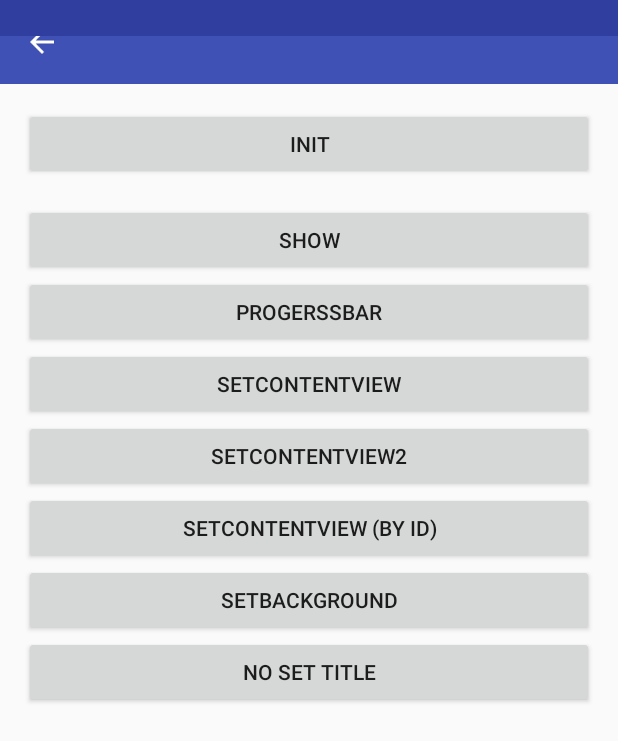
After one commit to lishide/BaseAndroidDev, an Android app: the MaterialDialogActivity screen opened directly, with no data from a screen before it, on a phone screen of 412 x 824 dp. The commit adds this screen. Shown: the top 741 px of the screen. Run offline under Robolectric (Android 15) with nearby library versions, the phone set to English and light mode, and no system bars; libraries missing offline, so code that uses them is left out: me.drakeet.materialdialog.

Commit message:
Material Design 风格的自定义Dialog

```diff
--- a/app/src/main/AndroidManifest.xml
+++ b/app/src/main/AndroidManifest.xml
@@ -59,6 +59,7 @@
         <activity android:name=".activity.CityPickerActivity"/>
         <activity android:name=".activity.GalleryActivity"/>
         <activity android:name=".activity.TabLayDemoActivity"/>
+        <activity android:name=".activity.MaterialDialogActivity"/>
     </application>
 
 </manifest>
--- /dev/null
+++ b/app/src/main/java/com/example/dev/activity/MaterialDialogActivity.java
@@ -0,0 +1,252 @@
+package com.example.dev.activity;
+
+import android.content.DialogInterface;
+import android.content.res.Resources;
+import android.graphics.Bitmap;
+import android.graphics.BitmapFactory;
+import android.graphics.drawable.BitmapDrawable;
+import android.os.Bundle;
+import android.view.LayoutInflater;
+import android.view.View;
+import android.view.ViewGroup;
+import android.widget.AdapterView;
+import android.widget.ArrayAdapter;
+import android.widget.ListView;
+
+import com.base.adev.activity.BaseActivity;
+import com.example.dev.R;
+import com.example.dev.adapter.TaskTypeAdapter;
+import com.example.dev.bean.TaskTypeBean;
+
+import java.util.ArrayList;
+
+import me.drakeet.materialdialog.MaterialDialog;
+
+public class MaterialDialogActivity extends BaseActivity {
+
+    private String title;
+    private MaterialDialog mMaterialDialog;
+    private ArrayList<TaskTypeBean> typeBeanList;
+    public static final String[] typeNames = {"分类1", "分类2", "分类3", "分类4"};
+    public static final int[] typeId = {1, 2, 3, 4};
+    private TaskTypeAdapter listAdapter;
+
+    @Override
+    protected void initContentView(Bundle bundle) {
+        setContentView(R.layout.activity_material_dlg);
+    }
+
+    @Override
+    protected void initView() {
+
+    }
+
+    @Override
+    protected void initLogic() {
+        mToolbar.setTitle(title);
+
+    }
+
+    @Override
+    protected void getBundleExtras(Bundle extras) {
+        title = extras.getString("title");
+    }
+
+    public void init(View v) {
+        mMaterialDialog = new MaterialDialog(context);
+        showShortToast("Initializes successfully.");
+    }
+
+    public void show(View v) {
+        if (mMaterialDialog != null) {
+            // You can change the title anytime.
+            mMaterialDialog.setTitle("MaterialDialog")
+                    .setMessage("Hi! This is a MaterialDialog." +
+                            " It's very easy to use, you just new and show() it" +
+                            " then the beautiful AlertDialog will show automatically." +
+                            " It is artistic, conforms to Google Material Design." +
+                            " I hope that you will like it, and enjoy it. ^ ^")
+                    //mMaterialDialog.setBackgroundResource(R.drawable.bg_dlg_cus1);
+                    .setPositiveButton("OK", new View.OnClickListener() {
+                        @Override
+                        public void onClick(View v) {
+                            mMaterialDialog.dismiss();
+                            showShortToast("Ok");
+                        }
+                    })
+                    .setNegativeButton("CANCEL", new View.OnClickListener() {
+                        @Override
+                        public void onClick(View v) {
+                            mMaterialDialog.dismiss();
+                            showShortToast("Cancel");
+                        }
+                    })
+                    .setCanceledOnTouchOutside(true)
+                    .setOnDismissListener(new DialogInterface.OnDismissListener() {
+                        @Override
+                        public void onDismiss(DialogInterface dialog) {
+                            showShortToast("onDismiss");
+
+                        }
+                    })
+                    .show();
+            // You can change the message anytime.
+            // mMaterialDialog.setMessage("嗨！这是一个 MaterialDialog. 它非常方便使用，你只需将它实例化，这个美观的对话框便会自动地显示出来。它简洁小巧，完全遵照 Google 2014 年发布的 Material Design 风格，希望你能喜欢它！^ ^");
+        } else {
+            showShortToast("You should init firstly!");
+        }
+    }
+
+    static int i = 0;
+
+    public void setView(View v) {
+        switch (v.getId()) {
+            case R.id.button_set_view:
+                mMaterialDialog = new MaterialDialog(context);
+                View view = LayoutInflater.from(this).inflate(R.layout.progressbar_item, null);
+                mMaterialDialog.setCanceledOnTouchOutside(true);
+                mMaterialDialog.setView(view).show();
+                break;
+            case R.id.button_set_background:
+                mMaterialDialog = new MaterialDialog(context);
+                if (i % 2 != 0) {
+                    mMaterialDialog.setBackgroundResource(R.drawable.bg_dlg_cus1);
+                } else {
+                    Resources res = getResources();
+                    Bitmap bmp = BitmapFactory.decodeResource(res, R.drawable.bg_dlg_cus2);
+                    BitmapDrawable bitmapDrawable = new BitmapDrawable(getResources(), bmp);
+                    mMaterialDialog.setBackground(bitmapDrawable);
+                }
+                mMaterialDialog.setCanceledOnTouchOutside(true).show();
+                i++;
+                showShortToast("Try to click again ~");
+                break;
+            case R.id.button_set_contentView:
+                final ArrayAdapter<String> arrayAdapter = new ArrayAdapter<String>(context,
+                        android.R.layout.simple_list_item_1);
+                for (int j = 0; j < 38; j++) {
+                    arrayAdapter.add("This is item " + j);
+                }
+
+                ListView listView = new ListView(this);
+                listView.setLayoutParams(new ViewGroup.LayoutParams(
+                        ViewGroup.LayoutParams.MATCH_PARENT,
+                        ViewGroup.LayoutParams.MATCH_PARENT));
+                float scale = getResources().getDisplayMetrics().density;
+                int dpAsPixels = (int) (8 * scale + 0.5f);
+                listView.setPadding(0, dpAsPixels, 0, dpAsPixels);
+                listView.setDividerHeight(0);
+                listView.setAdapter(arrayAdapter);
+
+                final MaterialDialog alertList = new MaterialDialog(context)
+                        .setTitle("MaterialDialog").setContentView(listView);
+
+                alertList.setPositiveButton("OK", new View.OnClickListener() {
+                    @Override
+                    public void onClick(View v) {
+                        alertList.dismiss();
+                    }
+                });
+
+                alertList.show();
+                break;
+            case R.id.button_set_contentView2:
+                typeBeanList = new ArrayList<>();
+                for (int i = 0; i < typeNames.length; i++) {
+                    TaskTypeBean taskTypeBean = new TaskTypeBean();
+                    taskTypeBean.setName(typeNames[i]);
+                    taskTypeBean.setId(typeId[i]);
+                    typeBeanList.add(taskTypeBean);
+                }
+
+                ListView lvBase = new ListView(context);
+                lvBase.setLayoutParams(new ViewGroup.LayoutParams(
+                        ViewGroup.LayoutParams.MATCH_PARENT,
+                        ViewGroup.LayoutParams.MATCH_PARENT));
+                listAdapter = new TaskTypeAdapter(context, typeBeanList);
+
+                float scale2 = getResources().getDisplayMetrics().density;
+                int dpAsPixels2 = (int) (8 * scale2 + 0.5f);
+                lvBase.setPadding(0, dpAsPixels2, 0, dpAsPixels2);
+                lvBase.setDividerHeight(0);
+                lvBase.setAdapter(listAdapter);
+
+                final MaterialDialog alertList2 = new MaterialDialog(context).setTitle(
+                        "选择分类").setContentView(lvBase).setCanceledOnTouchOutside(true);
+                lvBase.setOnItemClickListener(new AdapterView.OnItemClickListener() {
+                    @Override
+                    public void onItemClick(AdapterView<?> adapterView, View view, int i, long l) {
+                        TaskTypeBean taskTypeBean = typeBeanList.get(i);
+                        showShortToast("id：" + taskTypeBean.getId() + "，name：" + taskTypeBean.getName());
+
+                        alertList2.dismiss();
+                    }
+                });
+//                alert.setPositiveButton("OK", new View.OnClickListener() {
+//                    @Override
+//                    public void onClick(View v) {
+//                        alert.dismiss();
+//                    }
+//                });
+                alertList2.show();
+                break;
+            case R.id.button_set_contentViewById:
+                final MaterialDialog alert = new MaterialDialog(context)
+                        .setTitle("MaterialDialog")
+                        .setContentView(R.layout.custom_message_content);
+
+                alert.setPositiveButton("OK", new View.OnClickListener() {
+                    @Override
+                    public void onClick(View v) {
+                        alert.dismiss();
+                    }
+                });
+                alert.show();
+                break;
+            case R.id.button_set_notitle:
+                final MaterialDialog materialDialog = new MaterialDialog(context);
+                materialDialog.setMessage("This is a dialog without title. "
+                        + "This is a dialog without title. "
+                        + "This is a dialog without title. "
+                        + "This is a dialog without title. "
+                        + "This is a dialog without title. "
+                        + "This is a dialog without title. "
+                        + "This is a dialog without title. "
+                        + "This is a dialog without title. "
+                        + "This is a dialog without title. "
+                        + "This is a dialog without title. "
+                        + "This is a dialog without title. "
+                        + "This is a dialog without title. "
+                        + "This is a dialog without title. "
+                        + "This is a dialog without title. "
+                        + "This is a dialog without title. "
+                        + "This is a dialog without title. "
+                        + "This is a dialog without title. "
+                        + "This is a dialog without title. "
+                        + "This is a dialog without title. "
+                        + "This is a dialog without title. "
+                        + "This is a dialog without title. "
+                        + "This is a dialog without title. "
+                        + "This is a dialog without title. "
+                        + "This is a dialog without title. "
+                        + "This is a dialog without title. "
+                        + "This is a dialog without title. "
+                        + "This is a dialog without title. "
+                        + "This is a dialog without title. "
+                        + "This is a dialog without title. "
+                        + "This is a dialog without title. "
+                        + "This is a dialog without title. "
+                        + "This is a dialog without title. "
+                        + "This is a dialog without title. ")
+                        .setPositiveButton(android.R.string.yes, new View.OnClickListener() {
+                            @Override
+                            public void onClick(View v) {
+                                materialDialog.dismiss();
+                            }
+                        });
+                materialDialog.show();
+                break;
+        }
+    }
+
+}
--- a/app/src/main/java/com/example/dev/fragment/HomeFragment.java
+++ b/app/src/main/java/com/example/dev/fragment/HomeFragment.java
@@ -15,6 +15,7 @@ import com.example.dev.activity.CityPickerActivity;
 import com.example.dev.activity.CoverFlowDemoActivity;
 import com.example.dev.activity.GalleryActivity;
 import com.example.dev.activity.LikeIosDialogActivity;
+import com.example.dev.activity.MaterialDialogActivity;
 import com.example.dev.activity.TabLayDemoActivity;
 import com.example.dev.activity.TextDemoActivity;
 import com.example.dev.adapter.MainWidgetAdapter;
@@ -85,6 +86,10 @@ public class HomeFragment extends BaseFragment {
                         bundle.putString("title", getString(R.string.text_tab_lay));
                         readyGo(TabLayDemoActivity.class, bundle);
                         break;
+                    case 6:
+                        bundle.putString("title", getString(R.string.txt_m_dlg));
+                        readyGo(MaterialDialogActivity.class, bundle);
+                        break;
                 }
             }
         });
--- /dev/null
+++ b/app/src/main/res/layout/activity_material_dlg.xml
@@ -0,0 +1,86 @@
+<LinearLayout xmlns:android="http://schemas.android.com/apk/res/android"
+              style="@style/activity"
+              android:layout_width="match_parent"
+              android:layout_height="match_parent"
+              android:orientation="vertical">
+
+    <include layout="@layout/layout_toolbar"/>
+
+    <Button
+        android:id="@+id/button"
+        android:layout_width="match_parent"
+        android:layout_height="wrap_content"
+        android:layout_margin="16dp"
+        android:onClick="init"
+        android:text="init"/>
+
+    <Button
+        android:id="@+id/button2"
+        android:layout_width="match_parent"
+        android:layout_height="wrap_content"
+        android:layout_marginLeft="16dp"
+        android:layout_marginRight="16dp"
+        android:onClick="show"
+        android:text="show"/>
+
+    <Button
+        android:id="@+id/button_set_view"
+        android:layout_width="match_parent"
+        android:layout_height="wrap_content"
+        android:layout_gravity="center_horizontal"
+        android:layout_marginLeft="16dp"
+        android:layout_marginRight="16dp"
+        android:onClick="setView"
+        android:text="progerssbar"/>
+
+    <Button
+        android:id="@+id/button_set_contentView"
+        android:layout_width="match_parent"
+        android:layout_height="wrap_content"
+        android:layout_gravity="center_horizontal"
+        android:layout_marginLeft="16dp"
+        android:layout_marginRight="16dp"
+        android:onClick="setView"
+        android:text="setContentView"/>
+
+    <Button
+        android:id="@+id/button_set_contentView2"
+        android:layout_width="match_parent"
+        android:layout_height="wrap_content"
+        android:layout_gravity="center_horizontal"
+        android:layout_marginLeft="16dp"
+        android:layout_marginRight="16dp"
+        android:onClick="setView"
+        android:text="setContentView2"/>
+
+    <Button
+        android:id="@+id/button_set_contentViewById"
+        android:layout_width="match_parent"
+        android:layout_height="wrap_content"
+        android:layout_gravity="center_horizontal"
+        android:layout_marginLeft="16dp"
+        android:layout_marginRight="16dp"
+        android:onClick="setView"
+        android:text="setContentView (by id)"/>
+
+    <Button
+        android:id="@+id/button_set_background"
+        android:layout_width="match_parent"
+        android:layout_height="wrap_content"
+        android:layout_gravity="center_horizontal"
+        android:layout_marginLeft="16dp"
+        android:layout_marginRight="16dp"
+        android:onClick="setView"
+        android:text="setBackground"/>
+
+    <Button
+        android:id="@+id/button_set_notitle"
+        android:layout_width="match_parent"
+        android:layout_height="wrap_content"
+        android:layout_gravity="center_horizontal"
+        android:layout_marginLeft="16dp"
+        android:layout_marginRight="16dp"
+        android:onClick="setView"
+        android:text="no set title"/>
+
+</LinearLayout>
--- a/app/src/main/res/values/array.xml
+++ b/app/src/main/res/values/array.xml
@@ -7,6 +7,7 @@
         <item>省市区三级联动</item>
         <item>图片/视频文件选择器</item>
         <item>TabLayout 示例</item>
+        <item>Material Dialog 示例</item>
     </string-array>
 
     <string-array name="main_item_des">
@@ -16,5 +17,6 @@
         <item>CityPicker 高仿iOS 滚轮实现 省市区 城市选择三级联动</item>
         <item>支持多选、单选、拍摄和裁剪，主题可自定义，无强制绑定第三方图片加载器。</item>
         <item>Material Design 之 TabLayout 使用</item>
+        <item>Material Design 风格的自定义Dialog，GitHub地址：https://github.com/drakeet/MaterialDialog</item>
     </string-array>
 </resources>
--- a/app/src/main/res/values/strings.xml
+++ b/app/src/main/res/values/strings.xml
@@ -19,5 +19,6 @@
     <string name="text_single">单选</string>
     <string name="text_multi">多选</string>
     <string name="text_tab_lay">TabLayout 示例</string>
+    <string name="txt_m_dlg">Material Dialog 示例</string>
 
 </resources>
--- a/base-android-dev/build.gradle
+++ b/base-android-dev/build.gradle
@@ -40,4 +40,6 @@ dependencies {
     compile 'liji.library.dev:citypickerview:0.9.0'
     //图片/视频文件选择器
     compile 'cn.finalteam.rxgalleryfinal:library:0.0.3'
+    //Material Design 风格的自定义Dialog
+    compile 'me.drakeet.materialdialog:library:1.3.1'
 }
```
Also changed, not shown: app/src/main/java/com/example/dev/adapter/TaskTypeAdapter.java (added, +64 -0 lines), app/src/main/java/com/example/dev/bean/TaskTypeBean.java (added, +24 -0 lines), app/src/main/res/layout/custom_message_content.xml (added, +14 -0 lines), app/src/main/res/layout/list_item_task_type.xml (added, +15 -0 lines), app/src/main/res/layout/progressbar_item.xml (added, +26 -0 lines), app/src/main/res/drawable-hdpi/bg_dlg_cus1.png (added), app/src/main/res/drawable-hdpi/bg_dlg_cus2.png (added), 1 other file.
